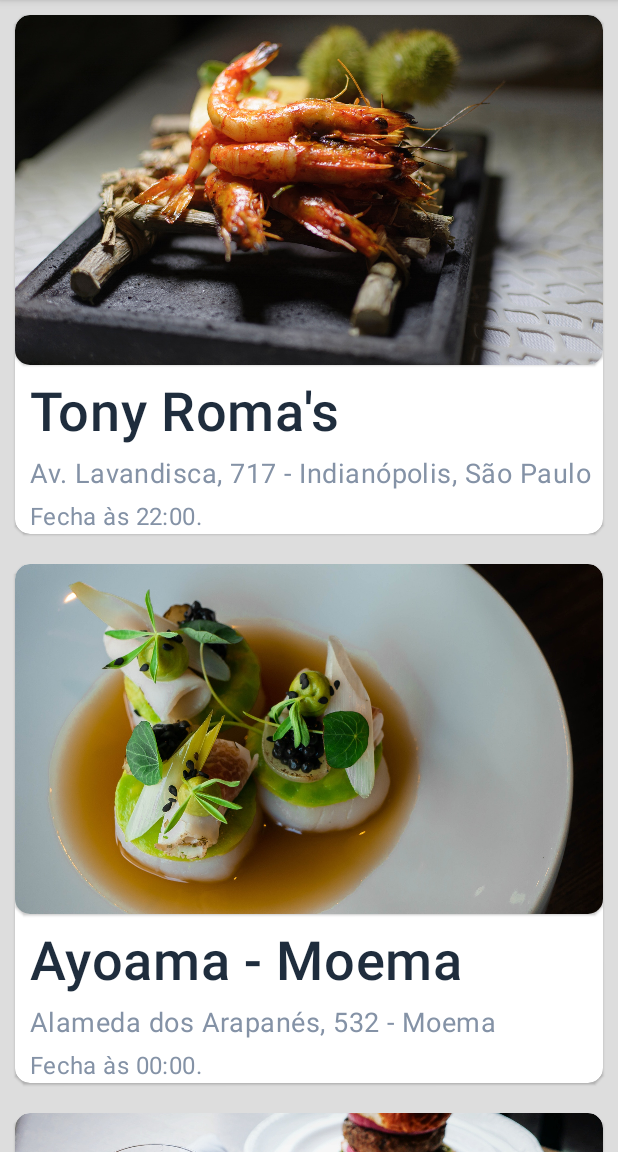
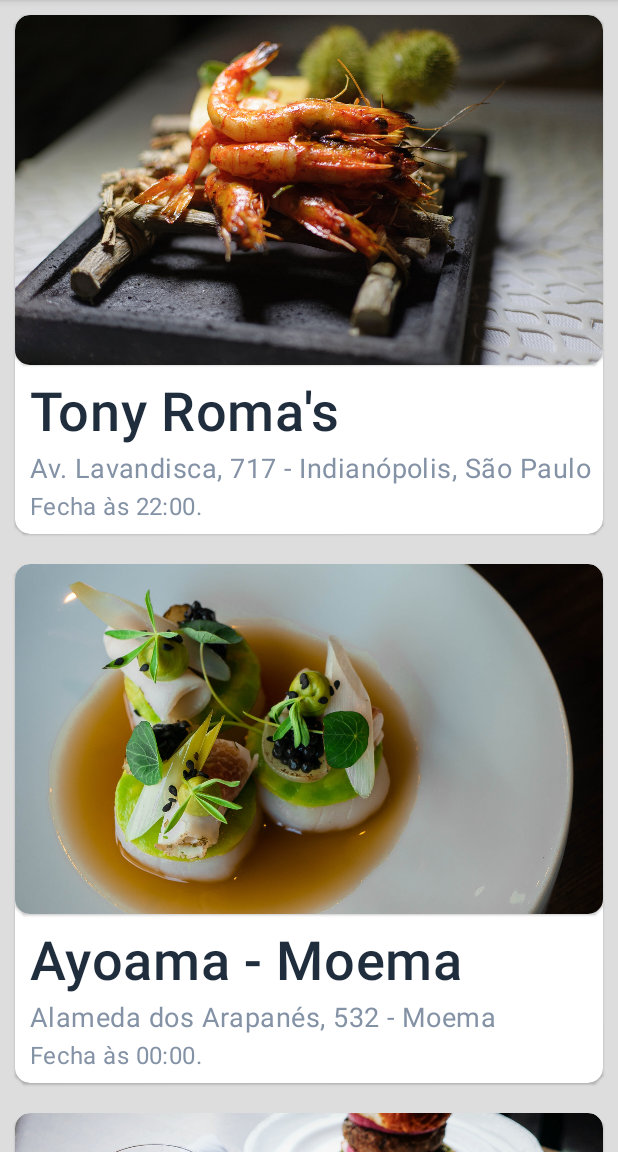
Before and after one commit to gabrielaraujoz/AndroidChallenge, an Android app: the RestaurantListActivity screen opened directly, with no data from a screen before it, on a phone screen of 412 x 824 dp, the part 84-1236 px from its top. Run offline under Robolectric (Android 15) with nearby library versions, the phone set to English and light mode, and no system bars; Roboto replaces fonts that are not available here.

Commit message:
Revisão do código e ajuste de posicionamento nas card_views

```diff
--- a/app/src/main/res/layout/restaurants_card_view.xml
+++ b/app/src/main/res/layout/restaurants_card_view.xml
@@ -51,7 +51,7 @@
         <TextView
             android:layout_width="wrap_content"
             android:layout_height="wrap_content"
-            android:layout_marginTop="5dp"
+            android:layout_marginTop="2dp"
             android:id="@+id/txtCardEndereco"
             tools:text="@string/card_txtview_2"
             android:textSize="18sp"
@@ -62,7 +62,7 @@
         <TextView
             android:layout_width="wrap_content"
             android:layout_height="wrap_content"
-            android:layout_marginTop="5dp"
+            android:layout_marginTop="2dp"
             android:textSize="16sp"
             android:id="@+id/txtCardHorario"
             tools:text="@string/card_txtview_3"
```
